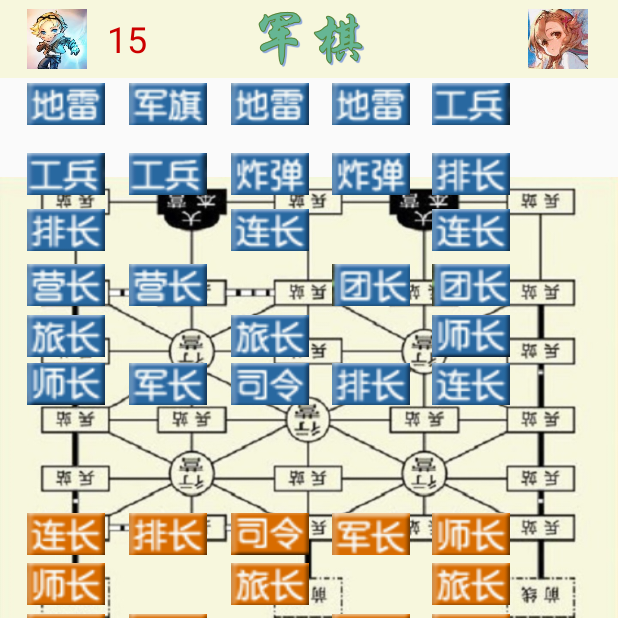
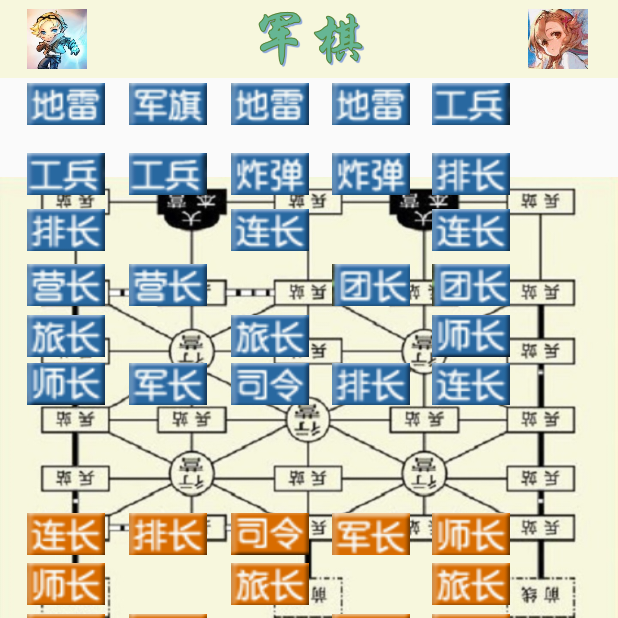
Before and after one commit to donnyyou/MilitaryChessApp, an Android app: the MainActivity screen opened directly, with no data from a screen before it, on a phone screen of 412 x 824 dp, the top half of it. Run offline under Robolectric (Android 15) with nearby library versions, the phone set to English and light mode, and no system bars.

Commit message:
去除无用组件

```diff
--- a/app/src/main/res/layout-normal/activity_main.xml
+++ b/app/src/main/res/layout-normal/activity_main.xml
@@ -56,19 +56,6 @@
                 android:layout_width="40dp"
                 android:layout_height="40dp"
                 android:layout_centerVertical="true" />
-
-            <TextView
-                android:text="15"
-                android:layout_width="wrap_content"
-                android:layout_height="wrap_content"
-                android:layout_centerVertical="true"
-                android:layout_toRightOf="@+id/imageViewUser1"
-                android:layout_toEndOf="@+id/imageViewUser1"
-                android:layout_marginLeft="13dp"
-                android:layout_marginStart="13dp"
-                android:id="@+id/TimerView"
-                android:textSize="24sp"
-                android:textColor="@android:color/holo_red_dark" />
 
         </RelativeLayout>
 
```
Also changed, not shown: app/src/main/res/layout/blue_tooth_main_layout.xml (+0 -13 lines).
